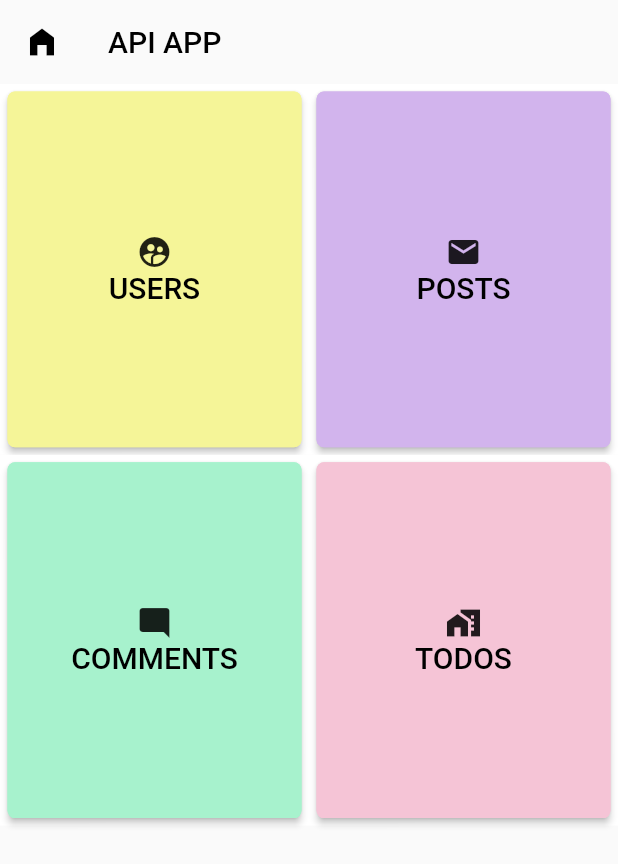
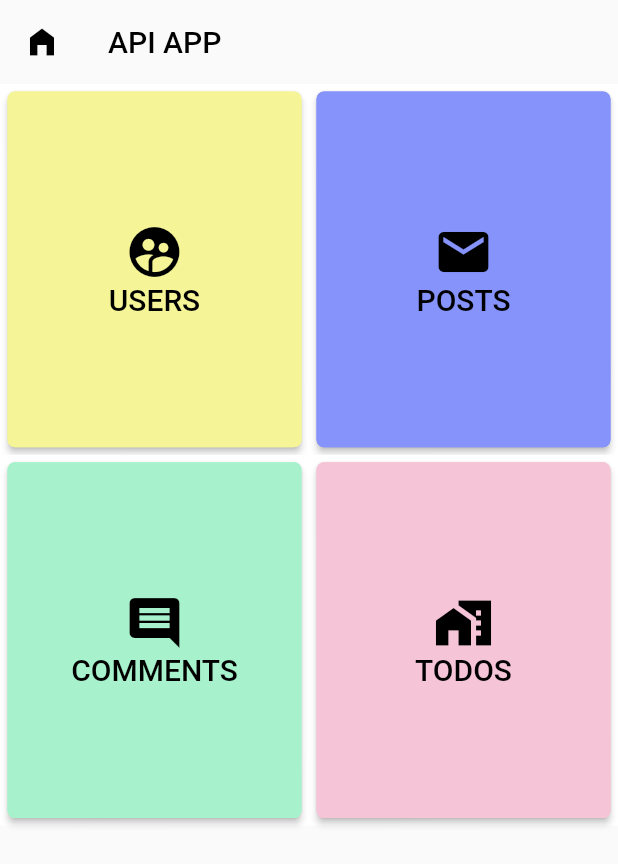
Before and after one commit to mchien2002/Simple_API_DIO, a Flutter app: the screen it shows after launch, on a phone screen of 412 x 824 dp. Shown: the top 864 px of the screen. Run offline on Flutter 3.47's test engine with Material 2 defaults, Android fonts, the phone set to English and light mode, and no system bars; our stand-ins replace dio.

Commit message:
update 20/7

```diff
--- a/lib/init.dart
+++ b/lib/init.dart
@@ -3,6 +3,11 @@
 import 'package:flutter/material.dart';
 
 Color UserColor = const Color.fromRGBO(245, 245, 152, 1);
-Color PostColor = const Color.fromRGBO(210, 180, 237, 1);
+Color PostColor = const Color.fromARGB(255, 133, 147, 250);
 Color CommentColor = const Color.fromRGBO(167, 242, 205, 1);
 Color TodoColor = const Color.fromRGBO(245, 196, 214, 1);
+
+Icon UserIcon = const Icon(Icons.supervised_user_circle, color: Colors.black, size: 40);
+Icon PostIcon = const Icon(Icons.local_post_office, color: Colors.black, size: 40);
+Icon CommentIcon = const Icon(Icons.comment, color: Colors.black, size: 40);
+Icon TodoIcon = const Icon(Icons.home_work, color: Colors.black, size: 40);
--- a/lib/screens/comment_screen.dart
+++ b/lib/screens/comment_screen.dart
@@ -19,7 +19,7 @@ class _CommentsScreenState extends State<CommentsScreen> {
   Widget build(BuildContext context) {
     return Scaffold(
       appBar: AppBar(
-        title: const Text("Comments", style: TextStyle(color: Colors.black),),
+        title: CommentIcon,
         backgroundColor: CommentColor,
         bottomOpacity: 0.0,
         elevation: 0.0,
@@ -43,7 +43,7 @@ class _CommentsScreenState extends State<CommentsScreen> {
               Expanded(
                 child: FutureBuilder<List<Comment>>(
                   // future: ServiceAPI().listUsers,
-                  future: ServiceAPI().getListComment("https://gorest.co.in/public/v2/comments"),
+                  future: ServiceAPI().getListComment("comments"),
                   builder: (context, snapshot){
                     if (!snapshot.hasData){
                       return const Center(child: CircularProgressIndicator());
--- a/lib/screens/main_screen.dart
+++ b/lib/screens/main_screen.dart
@@ -44,25 +44,7 @@ class _MainScreenState extends State<MainScreen> {
     }
   }
 
-  // ignore: missing_return
-  Icon buildIcon(String btnText){
-    if (btnText == "USERS"){
-      return const Icon(Icons.supervised_user_circle);
-    }
-    else if (btnText == "POSTS"){
-      return const Icon(Icons.local_post_office);
-    }
-    else if (btnText == "COMMENTS"){
-      return const Icon(Icons.mode_comment);
-    }
-    else if (btnText == "TODOS"){
-      return const Icon(Icons.home_work);
-    }
-    return const Icon(Icons.hourglass_empty);
-  }
-
-
-  Widget buidlButton(String btnText, Color btnColor){
+  Widget buidlButton(String btnText, Color btnColor, Icon btnIcon){
     return Container(
       height: MediaQuery.of(context).size.height * 0.3,
       color: Colors.white,
@@ -79,7 +61,7 @@ class _MainScreenState extends State<MainScreen> {
           mainAxisAlignment: MainAxisAlignment.center,
           // ignore: prefer_const_literals_to_create_immutables
           children: [
-            buildIcon(btnText),
+            btnIcon,
             Text(btnText, style: const TextStyle(fontSize: 20, color: Colors.black),),
         ],)
       ),
@@ -112,15 +94,15 @@ class _MainScreenState extends State<MainScreen> {
               children: [
                 TableRow(
                   children: [
-                    buidlButton("USERS", UserColor),
-                    buidlButton("POSTS", PostColor),
+                    buidlButton("USERS", UserColor, UserIcon),
+                    buidlButton("POSTS", PostColor, PostIcon),
                   ]
                 ),
 
                 TableRow(
                   children: [
-                    buidlButton("COMMENTS", CommentColor),
-                    buidlButton("TODOS", TodoColor),
+                    buidlButton("COMMENTS", CommentColor, CommentIcon),
+                    buidlButton("TODOS", TodoColor, TodoIcon),
                   ]
                 )
               ]
--- a/lib/screens/post_screen.dart
+++ b/lib/screens/post_screen.dart
@@ -19,7 +19,7 @@ class _PostScreenState extends State<PostScreen> {
   Widget build(BuildContext context) {
     return Scaffold(
       appBar: AppBar(
-        title: const Text("Posts", style: TextStyle(color: Colors.black),),
+        title: PostIcon,
         backgroundColor: PostColor,
         bottomOpacity: 0.0,
         elevation: 0.0,
@@ -43,7 +43,7 @@ class _PostScreenState extends State<PostScreen> {
               Expanded(
                 child: FutureBuilder<List<Post>>(
                   // future: ServiceAPI().listUsers,
-                  future: ServiceAPI().getListPost("https://gorest.co.in/public/v2/posts"),
+                  future: ServiceAPI().getListPost("posts"),
                   builder: (context, snapshot){
                     if (!snapshot.hasData){
                       return const Center(child: CircularProgressIndicator());
--- a/lib/screens/todo_screen.dart
+++ b/lib/screens/todo_screen.dart
@@ -19,7 +19,7 @@ class _TodoScreenState extends State<TodoScreen> {
   Widget build(BuildContext context) {
     return Scaffold(
       appBar: AppBar(
-        title: const Text("Todos", style: TextStyle(color: Colors.black),),
+        title: TodoIcon,
         backgroundColor: TodoColor,
         bottomOpacity: 0.0,
         elevation: 0.0,
@@ -43,7 +43,7 @@ class _TodoScreenState extends State<TodoScreen> {
               Expanded(
                 child: FutureBuilder<List<Todo>>(
                   // future: ServiceAPI().listUsers,
-                  future: ServiceAPI().getListTodo("https://gorest.co.in/public/v2/todos"),
+                  future: ServiceAPI().getListTodo("todos"),
                   builder: (context, snapshot){
                     if (!snapshot.hasData){
                       return const Center(child: CircularProgressIndicator());
```
Also changed, not shown: lib/screens/user_screen.dart (+52 -13 lines), lib/services/service_api.dart (+24 -17 lines).
